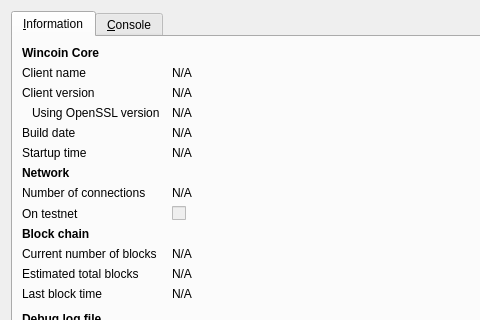
The window that src/qt/forms/rpcconsole.ui (WincoinClassic/wincoinclassic) describes before a commit, drawn with Qt 5; both pictures show x 0 to 480 and y 0 to 320 of the 740 by 450 pixel window.
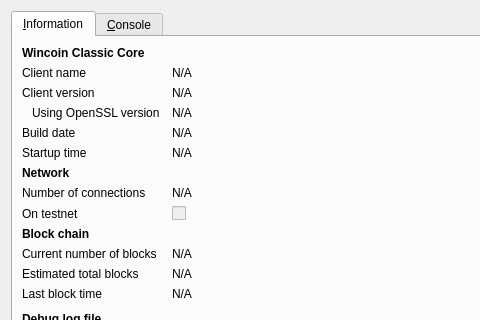
The same window after the commit. Icons and pictures are not drawn.

Commit message: Wincoin Classic

Diff of the .ui file:
```diff
--- a/src/qt/forms/rpcconsole.ui
+++ b/src/qt/forms/rpcconsole.ui
@@ -39,7 +39,7 @@
           </font>
          </property>
          <property name="text">
-          <string>Wincoin Core</string>
+          <string>Wincoin Classic Core</string>
          </property>
         </widget>
        </item>
```
Left out of the diff: 6 changed lines with no effect on the pictures. The commit also changes 115 other files.
